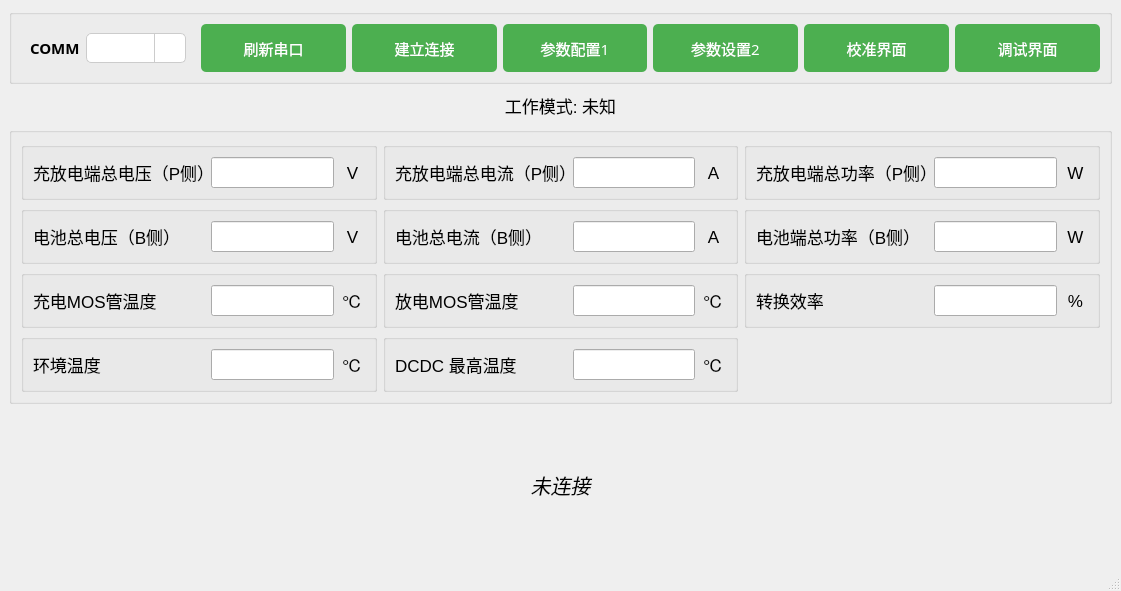
Above: mainwindow.ui from Curtain-Wang/TDB before the change. Below: the same form after it.
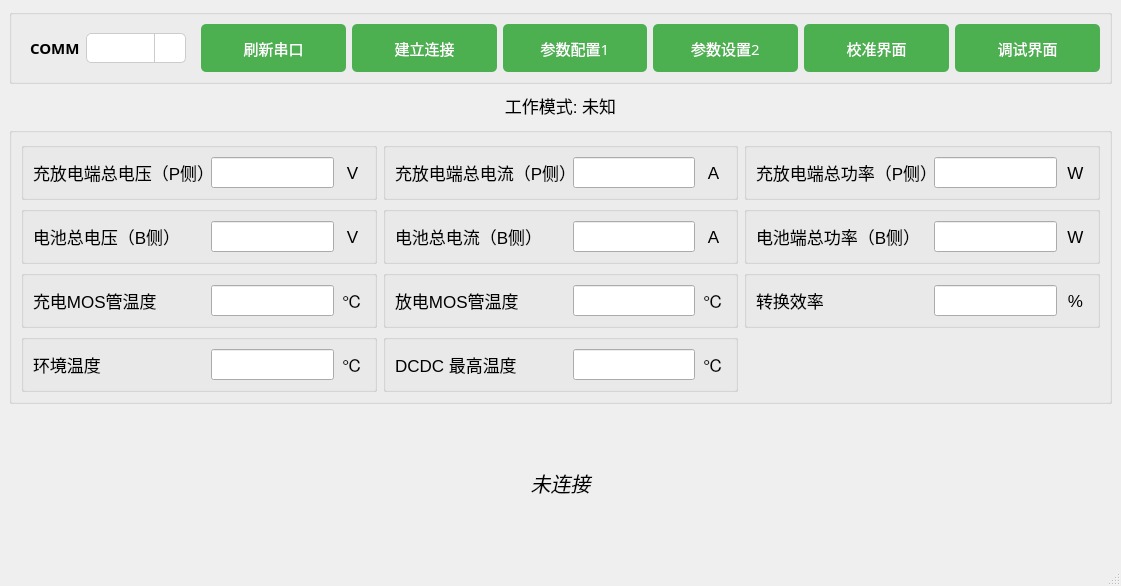
That is the form after the change. Icons and pictures are not drawn.

```diff
--- a/mainwindow.ui
+++ b/mainwindow.ui
@@ -7,7 +7,7 @@
     <x>0</x>
     <y>0</y>
     <width>1121</width>
-    <height>591</height>
+    <height>586</height>
    </rect>
   </property>
   <property name="windowTitle">
```
Left out of the diff: 2 changed lines with no effect on the pictures.
